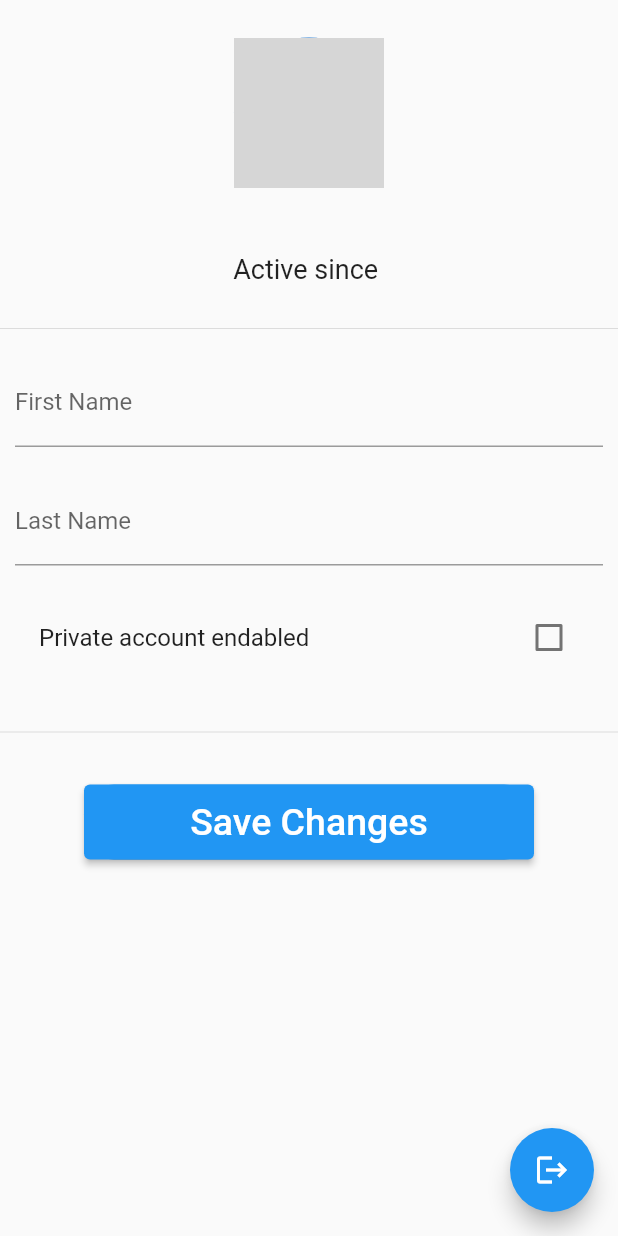
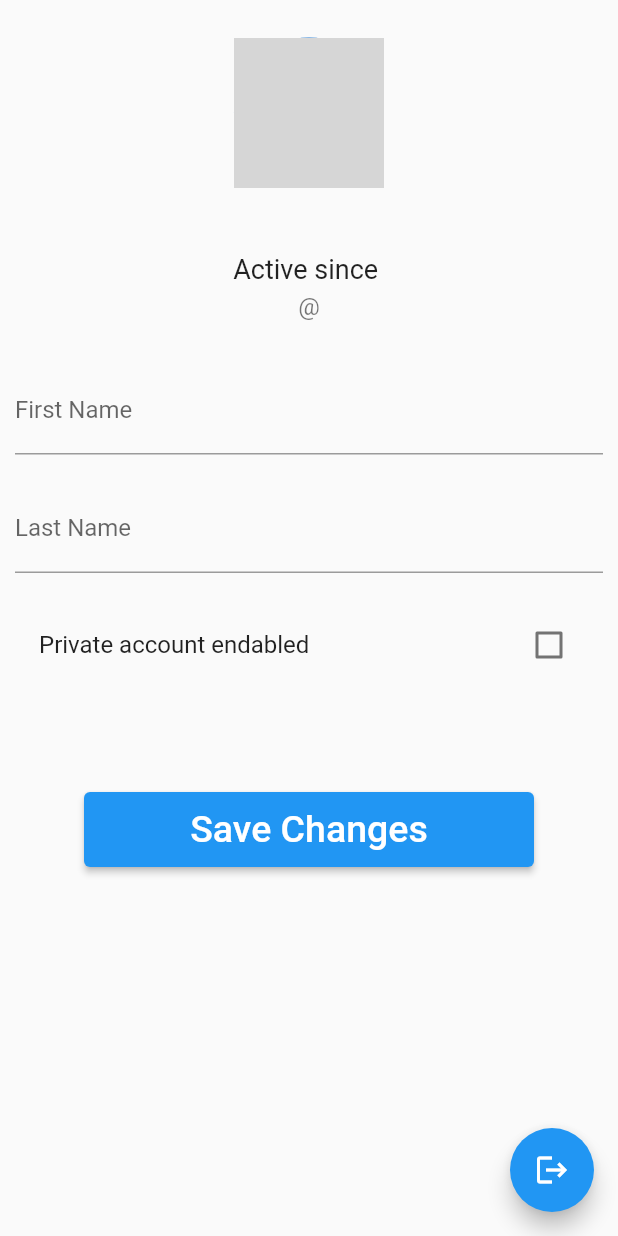
Before and after one commit to pandumartinez/uasemertech, a Flutter app: the Setting screen opened directly, on a phone screen of 412 x 824 dp. Run offline on Flutter 3.47's test engine with Material 2 defaults, Android fonts, the light colour scheme and no system bars; our stand-ins replace image_picker, shared_preferences; accounts and stored records are empty; network calls fail; key blocks and very long unbroken strings in the code were emptied for the run; grey boxes are pictures that could not be loaded.

Commit message:
some more fixes

```diff
--- a/lib/class/leadboard.dart
+++ b/lib/class/leadboard.dart
@@ -12,7 +12,7 @@ class Leadboard {
       this.lastname = "",
       this.url_image =
           "https://upload.wikimedia.org/wikipedia/commons/7/7c/Profile_avatar_placeholder_large.png",
-      required this.number_likes,
+      this.number_likes = 0,
       this.isPrivate = false});
 
   factory Leadboard.fromJson(Map<String, dynamic> json) {
@@ -22,7 +22,7 @@ class Leadboard {
       lastname: json['last_name'] ?? "",
       url_image: json['url_image'] ??
           "https://upload.wikimedia.org/wikipedia/commons/7/7c/Profile_avatar_placeholder_large.png",
-      number_likes: int.parse(json['number_likes']) as int,
+      number_likes: int.parse(json['number_likes'] ?? "0"),
       isPrivate: json['is_private'] == 0 ? false : true,
     );
   }
--- a/lib/main.dart
+++ b/lib/main.dart
@@ -76,12 +76,11 @@ class _MyHomePageState extends State<MyHomePage> {
       child: Column(
         children: <Widget>[
           UserAccountsDrawerHeader(
-            accountName: Text(userAccount.username),
-            accountEmail: userAccount.is_private == false
+            accountName: userAccount.is_private == false
                 ? Text(userAccount.first_name + " " + userAccount.last_name)
                 : Text((userAccount.first_name + " " + userAccount.last_name)
                     .replaceRange(
-                        2,
+                        3,
                         (userAccount.first_name + " " + userAccount.last_name)
                             .length,
                         "*" *
@@ -89,6 +88,7 @@ class _MyHomePageState extends State<MyHomePage> {
                                     " " +
                                     userAccount.last_name)
                                 .length)),
+            accountEmail: Text("@" + userAccount.username),
             currentAccountPicture: CircleAvatar(
                 backgroundImage: NetworkImage(userAccount.url_image)),
             /*decoration: BoxDecoration(
--- a/lib/screen/comment.dart
+++ b/lib/screen/comment.dart
@@ -213,6 +213,7 @@ class _CommentState extends State<Comment> {
                 ))),
         Divider(
           height: 20,
+          color: Colors.transparent,
         ),
         Card(
             elevation: 10,
--- a/lib/screen/leaderboard.dart
+++ b/lib/screen/leaderboard.dart
@@ -76,7 +76,7 @@ class _LeaderboardState extends State<Leaderboard> {
                               " " +
                               Leaderboards[index].lastname.toString())
                           .replaceRange(
-                              2,
+                              3,
                               (Leaderboards[index].firstname.toString() +
                                       " " +
                                       Leaderboards[index].lastname.toString())
--- a/lib/screen/login.dart
+++ b/lib/screen/login.dart
@@ -76,6 +76,7 @@ class _LoginState extends State<Login> {
         child: Column(children: [
           Divider(
             height: 10,
+            color: Colors.transparent,
           ),
           Container(
             alignment: Alignment.topCenter,
@@ -98,6 +99,7 @@ class _LoginState extends State<Login> {
           ),
           Divider(
             height: 10,
+            color: Colors.transparent,
           ),
           Padding(
             padding: EdgeInsets.all(10),
@@ -131,6 +133,7 @@ class _LoginState extends State<Login> {
             ),
           Divider(
             height: 20,
+            color: Colors.transparent,
           ),
           Container(
               alignment: Alignment.bottomCenter,
@@ -154,6 +157,7 @@ class _LoginState extends State<Login> {
                 ),
                 Divider(
                   height: 10,
+                  color: Colors.transparent,
                 ),
                 Container(
                   height: 50,
--- a/lib/screen/newpost.dart
+++ b/lib/screen/newpost.dart
@@ -255,6 +255,7 @@ class _NewPostState extends State<NewPost> {
                   )),
               Divider(
                 height: 20,
+                color: Colors.transparent,
               ),
               Container(
                 height: 40,
--- a/lib/screen/register.dart
+++ b/lib/screen/register.dart
@@ -64,6 +64,7 @@ class RegisterState extends State<Register> {
                 children: <Widget>[
                   Divider(
                     height: 40,
+                    color: Colors.transparent,
                   ),
                   Container(
                     child: Column(
@@ -78,6 +79,7 @@ class RegisterState extends State<Register> {
                         ),
                         Divider(
                           height: 20,
+                          color: Colors.transparent,
                         ),
                         Text(
                           "Create Account",
@@ -90,6 +92,7 @@ class RegisterState extends State<Register> {
                   ),
                   Divider(
                     height: 40,
+                    color: Colors.transparent,
                   ),
                   Padding(
                       padding: EdgeInsets.all(10),
@@ -147,6 +150,7 @@ class RegisterState extends State<Register> {
                       )),
                   Divider(
                     height: 20,
+                    color: Colors.transparent,
                   ),
                   Container(
                     height: 40,
--- a/lib/screen/settings.dart
+++ b/lib/screen/settings.dart
@@ -198,7 +198,7 @@ class _SettingState extends State<Setting> {
                     : Text(
                         (userAccount.first_name + " " + userAccount.last_name)
                             .replaceRange(
-                                2,
+                                3,
                                 (userAccount.first_name +
                                         " " +
                                         userAccount.last_name)
@@ -214,14 +214,19 @@ class _SettingState extends State<Setting> {
                   "Active since " + userAccount.registration_date,
                   style: TextStyle(fontSize: 18),
                 ),
+                Divider(
+                  height: 5,
+                  color: Colors.transparent,
+                ),
                 Text(
-                  userAccount.username,
-                  style: TextStyle(fontSize: 16),
+                  "@" + userAccount.username,
+                  style: TextStyle(fontSize: 16, color: Colors.black54),
                 ),
               ]),
             ),
             Divider(
               height: 20,
+              color: Colors.transparent,
             ),
             Padding(
               padding: EdgeInsets.all(10),
@@ -275,6 +280,7 @@ class _SettingState extends State<Setting> {
             ),
             Divider(
               height: 50,
+              color: Colors.transparent,
             ),
             Padding(
                 padding: EdgeInsets.all(10),
```
Also changed, not shown: 2 other files.
